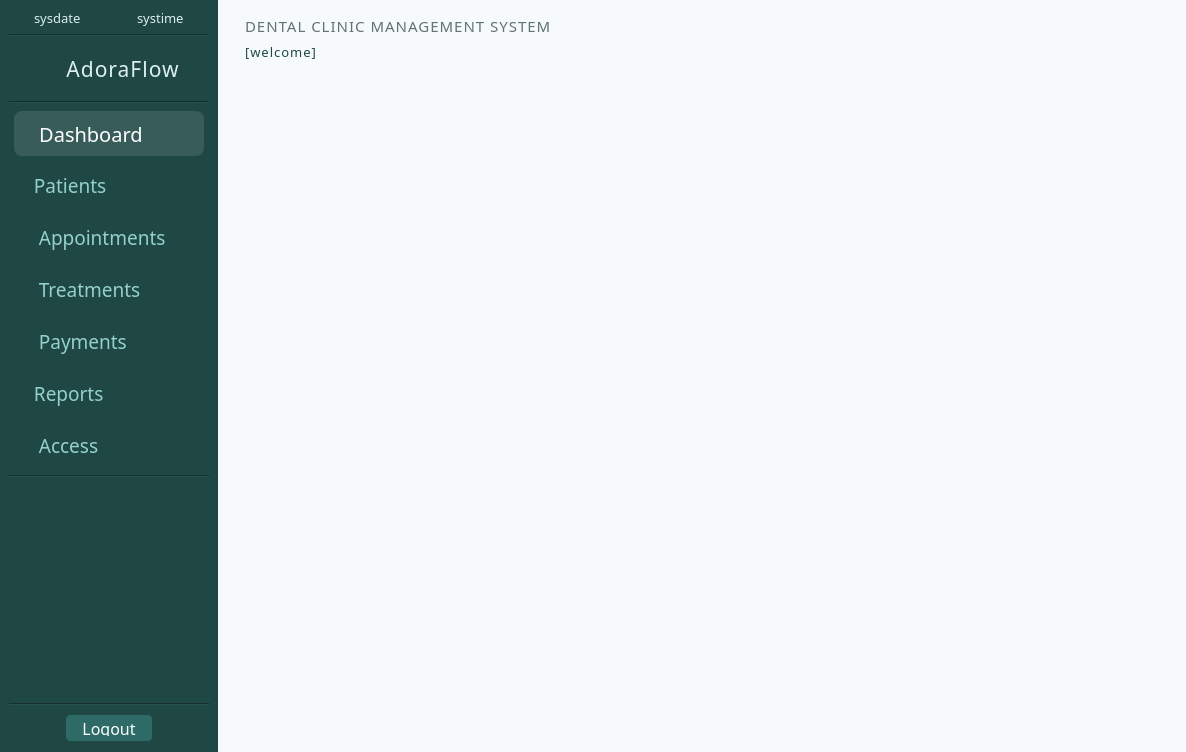
Before: the Qt Designer form ui/MainWindow.ui in karlito20/AdoraFlowProject, drawn with Qt 5.
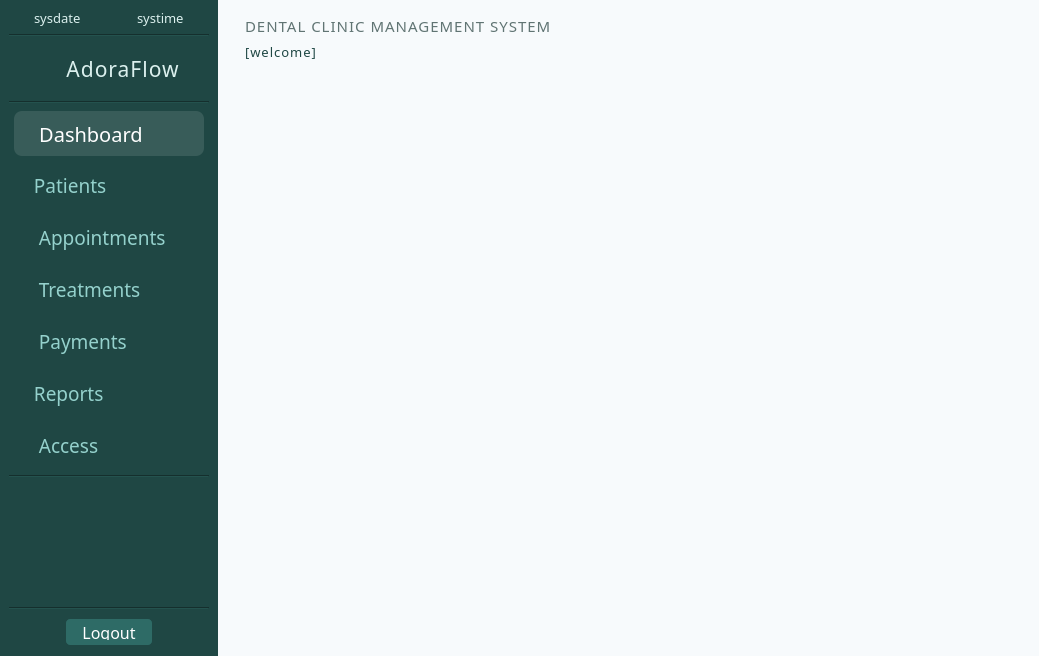
After: the same form once the commit is applied. Icons and pictures are not drawn.

Patch:
```diff
--- a/ui/MainWindow.ui
+++ b/ui/MainWindow.ui
@@ -6,14 +6,14 @@
    <rect>
     <x>0</x>
     <y>0</y>
-    <width>1186</width>
-    <height>752</height>
+    <width>1039</width>
+    <height>656</height>
    </rect>
   </property>
   <property name="minimumSize">
    <size>
     <width>880</width>
-    <height>580</height>
+    <height>650</height>
    </size>
   </property>
   <property name="palette">
```
